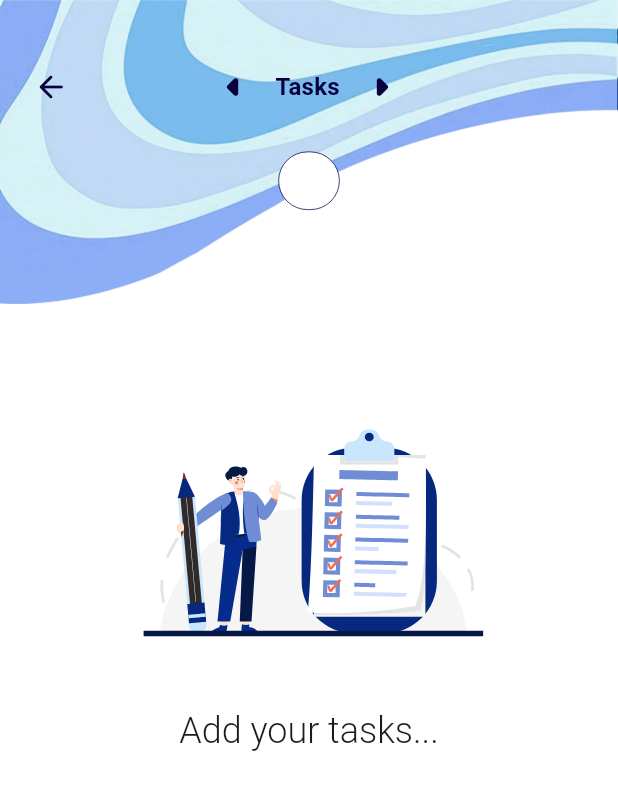
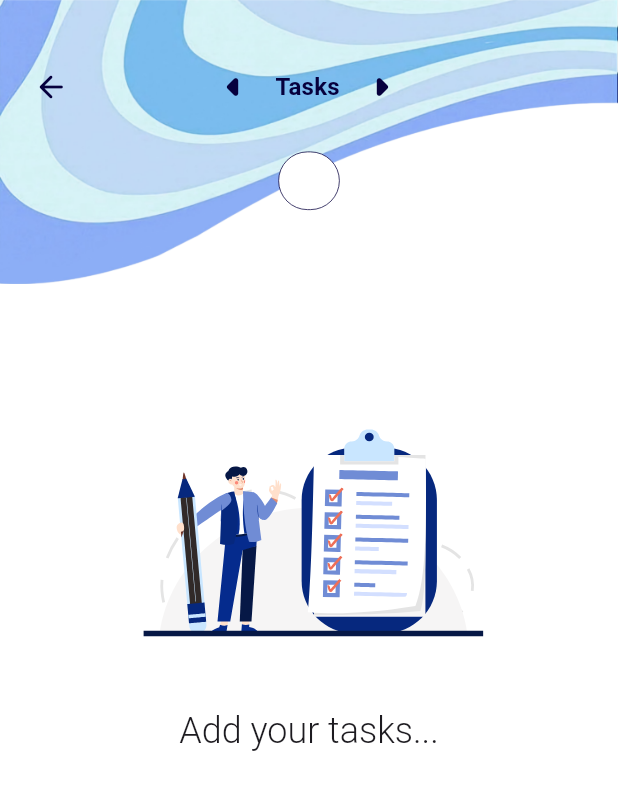
Before and after one commit to codex7Teen/Task_Planner_App, a Flutter app: the ScreenCategory screen opened directly with empty values, on a phone screen of 412 x 824 dp. Shown: the top 790 px of the screen. Run offline on Flutter 3.47's test engine with Material 3 defaults, Android fonts, the phone set to English and light mode, and no system bars; our stand-ins replace awesome_notifications, google_nav_bar, hive_flutter, lottie, smooth_page_indicator, syncfusion_flutter_calendar; accounts and stored records are empty.

Commit message:
WEB UI ERROR FIXED

```diff
--- a/lib/screens/side_drawer/category/category_page.dart
+++ b/lib/screens/side_drawer/category/category_page.dart
@@ -32,7 +32,11 @@ class _ScreenCategoryState extends State<ScreenCategory> {
           Column(
             mainAxisAlignment: MainAxisAlignment.start,
             children: [
-              Image.asset('assets/images/decoration_image_1.png'),
+              Image.asset('assets/images/decoration_image_1.png',
+              height: MediaQuery.of(context).size.height * 0.23,
+                    width: MediaQuery.of(context).size.width,
+                    fit: BoxFit.fill,
+              ),
             ],
           ),
           PageView(
```
